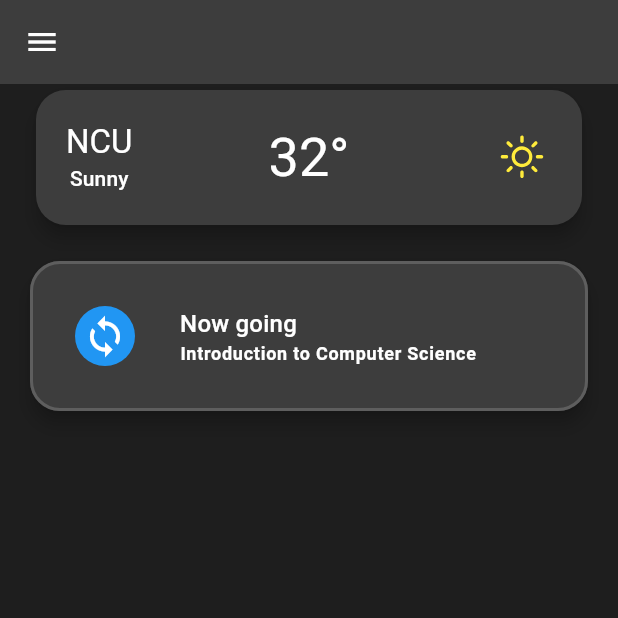
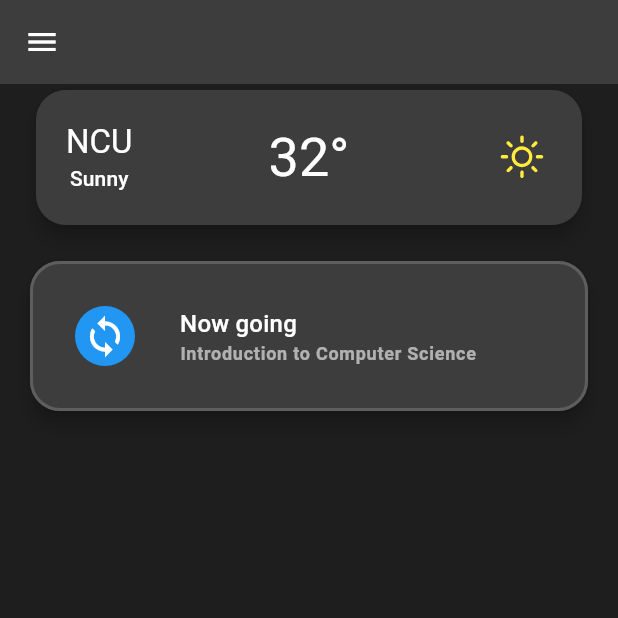
Before and after one commit to nightlan1015297/Collegenius-v2, a Flutter app: the screen it shows after launch, on a phone screen of 412 x 824 dp, the top half of it. Run offline on Flutter 3.47's test engine with Material 3 defaults, Android fonts, the phone set to English and light mode, and no system bars; our stand-ins replace cookie_jar, dio, dio_cookie_manager, either_dart, equatable, flutter_bloc and 3 more.

Commit message:
fix: adjust label text color opacity for better visibility
- Change the text color of labelSmall, labelMedium, and labelLarge from
- Colors.white to Colors.white60.
This adjustment aims to reduce the intensity of the white color, making
the labels more readable and less glaring, especially on brighter
backgrounds.

```diff
--- a/lib/core/config/theme.dart
+++ b/lib/core/config/theme.dart
@@ -51,17 +51,17 @@ class CollegeniusTheme {
           overflow: TextOverflow.ellipsis,
         ),
         labelSmall: const TextStyle(
-          color: Colors.white,
+          color: Colors.white60,
           fontWeight: FontWeight.bold,
           overflow: TextOverflow.ellipsis,
         ),
         labelMedium: const TextStyle(
-          color: Colors.white,
+          color: Colors.white60,
           fontWeight: FontWeight.bold,
           overflow: TextOverflow.ellipsis,
         ),
         labelLarge: const TextStyle(
-          color: Colors.white,
+          color: Colors.white60,
           fontWeight: FontWeight.bold,
           overflow: TextOverflow.ellipsis,
         ),
```
